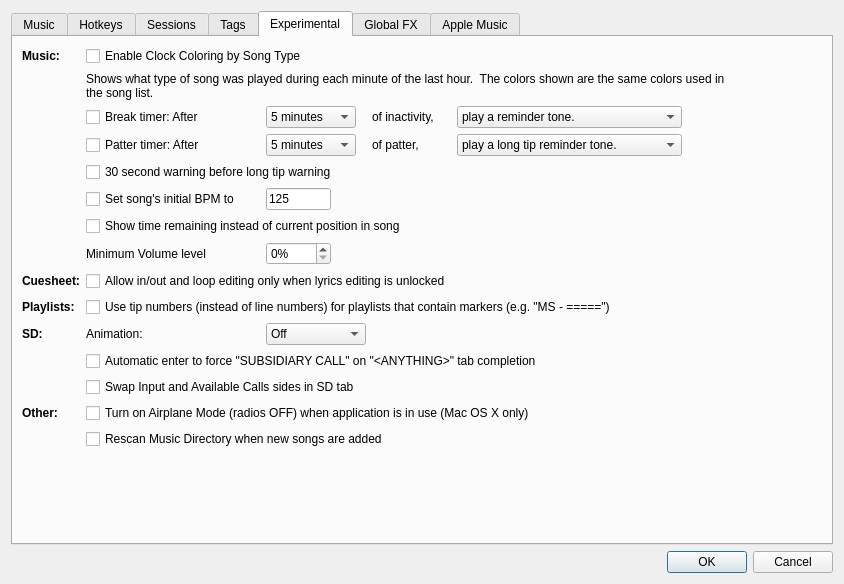
Above: SquareDesk-DEV/test123/preferencesdialog.ui from mpogue2/SquareDesk before the change. Below: the same form after it.
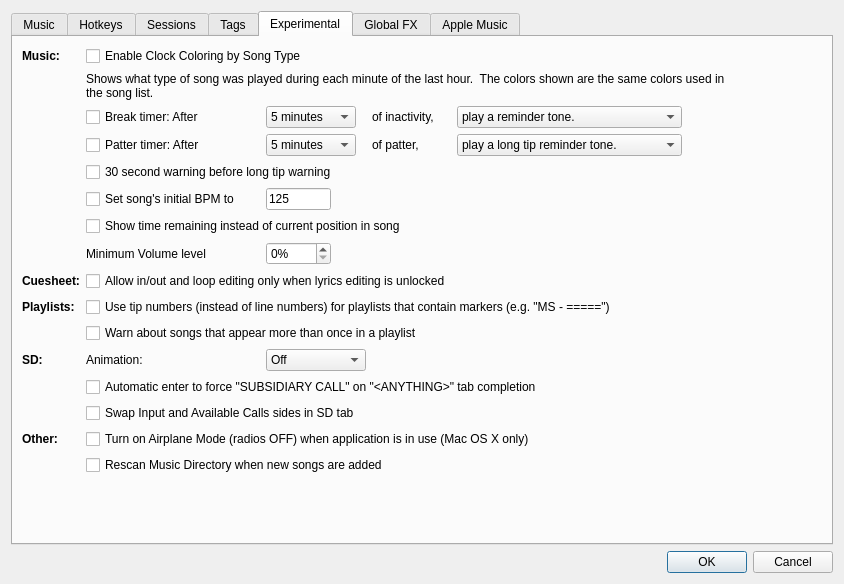
That is the form after the change. Icons and pictures are not drawn.

Commit message: #1794: Optionally warn about songs that are in a playlist more than once

```diff
--- a/SquareDesk-DEV/test123/preferencesdialog.ui
+++ b/SquareDesk-DEV/test123/preferencesdialog.ui
@@ -1018,7 +1018,7 @@
            </property>
           </widget>
          </item>
-         <item row="13" column="2">
+         <item row="14" column="2">
           <widget class="QComboBox" name="comboBoxAnimationSettings">
            <item>
             <property name="text">
@@ -1242,6 +1242,16 @@
            </property>
           </widget>
          </item>
+         <item row="13" column="1" colspan="5">
+          <widget class="QCheckBox" name="warnDuplicateSongsCheckbox">
+           <property name="toolTip">
+            <string>Shows a warning triangle next to every copy of a song that is in a playlist more than once.  Markers are not counted.</string>
+           </property>
+           <property name="text">
+            <string>Warn about songs that appear more than once in a playlist</string>
+           </property>
+          </widget>
+         </item>
          <item row="19" column="0">
           <widget class="QLabel" name="otherLabel">
            <property name="font">
@@ -1365,14 +1375,14 @@
            </property>
           </widget>
          </item>
-         <item row="13" column="1">
+         <item row="14" column="1">
           <widget class="QLabel" name="label_8">
            <property name="text">
             <string>Animation:</string>
            </property>
           </widget>
          </item>
-         <item row="13" column="0">
+         <item row="14" column="0">
           <widget class="QLabel" name="label_10">
            <property name="font">
             <font>
```
The commit also changes 6 other files.
